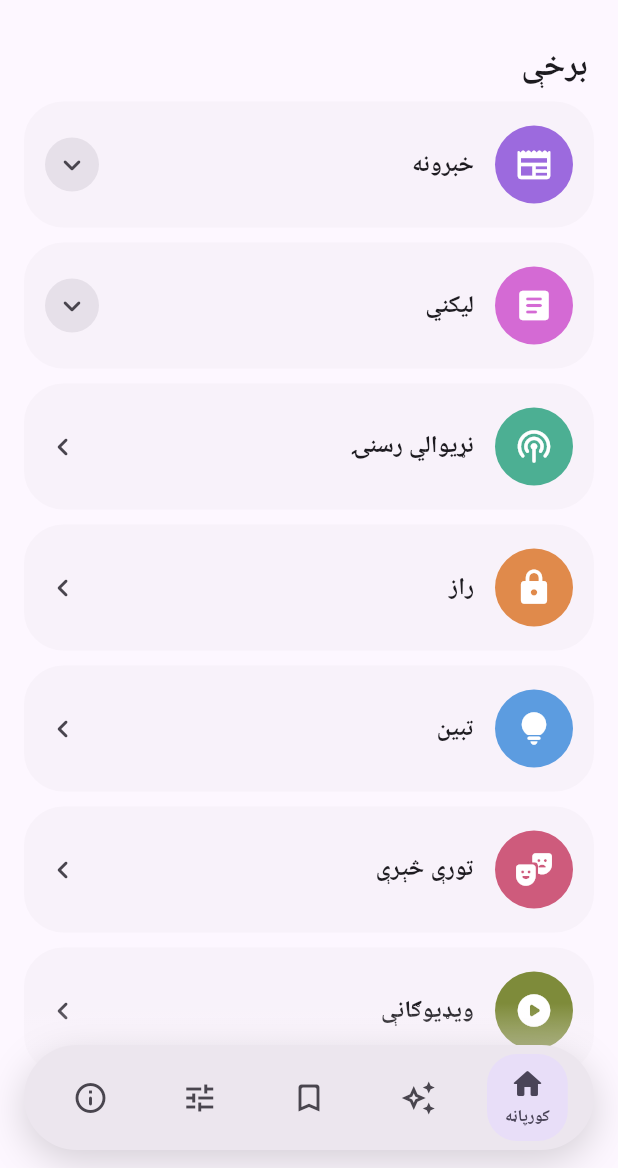
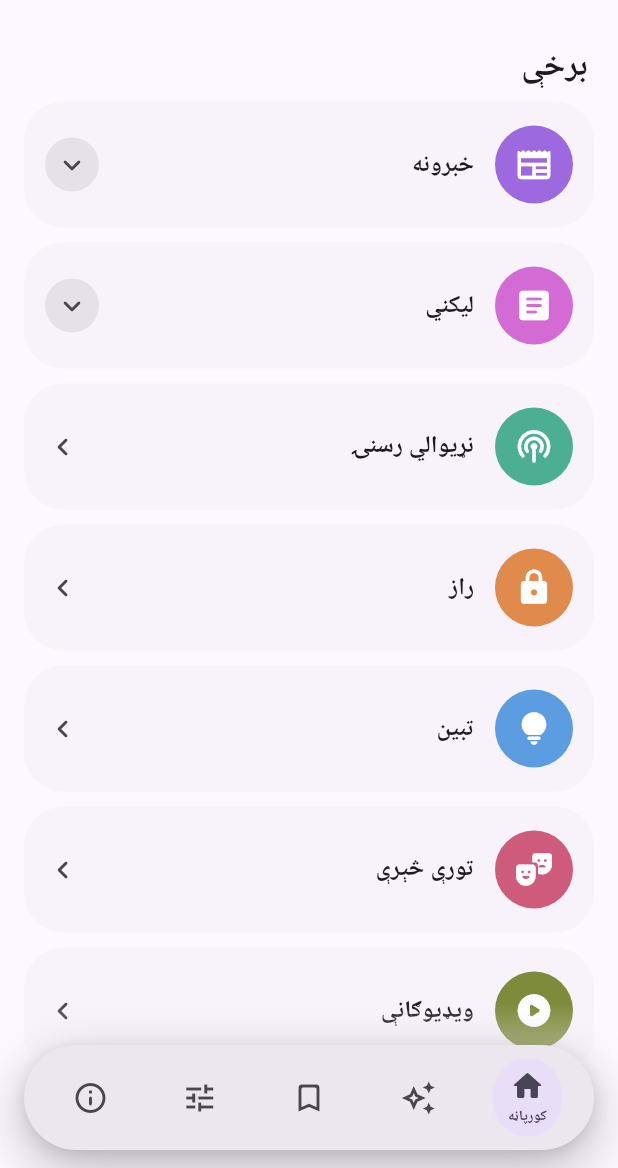
Before and after one commit to ElyasOmarcodes/Hindukush-Rss-App, a Flutter app: the screen it shows after launch, on a phone screen of 412 x 824 dp, the part 68-1236 px from its top. Run offline on Flutter 3.47's test engine with Material 3 defaults, Android fonts, the phone set to English and light mode, and no system bars; drawn by our look-alikes of custom_refresh_indicator; our stand-ins replace flutter_widget_from_html_core, hive_flutter, shamsi_date, share_plus, shared_preferences, video_player; accounts and stored records are empty; network calls fail.

Commit message:
Polish: brand launcher icon, fill images (no side gaps), fix reading align, nicer nav bar
- Launcher icon generated from the brand mark on Android/iOS/Windows
  (flutter_launcher_icons run in CI after scaffold)
- MaterialImage now forces children to fill the box (BoxFit.cover), removing
  the empty side gaps in the carousel and post header
- Reading text-align now re-applies live (HtmlWidget keyed on align/size/height)
- Floating nav bar: stronger shadow, fully-rounded (stadium) selected pill,
  smaller labels so they fit

Co-Authored-By: Claude Opus 4.8 <noreply@anthropic.com>
Claude-Session: https://claude.ai/code/session_017BftgFzehmjuaPMeCGRHCZ

```diff
--- a/lib/ui/navigation/floating_nav_bar.dart
+++ b/lib/ui/navigation/floating_nav_bar.dart
@@ -93,9 +93,15 @@ class _Pill extends StatelessWidget {
         borderRadius: BorderRadius.circular(35),
         boxShadow: [
           BoxShadow(
-            color: Colors.black.withValues(alpha: 0.16),
-            blurRadius: 22,
-            offset: const Offset(0, 8),
+            color: Colors.black.withValues(alpha: 0.24),
+            blurRadius: 30,
+            spreadRadius: 1,
+            offset: const Offset(0, 12),
+          ),
+          BoxShadow(
+            color: Colors.black.withValues(alpha: 0.10),
+            blurRadius: 8,
+            offset: const Offset(0, 2),
           ),
         ],
       ),
@@ -140,10 +146,11 @@ class _NavItem extends StatelessWidget {
             duration: const Duration(milliseconds: 260),
             curve: Curves.easeOutCubic,
             padding:
-                const EdgeInsets.symmetric(horizontal: 12, vertical: 8),
-            decoration: BoxDecoration(
+                const EdgeInsets.symmetric(horizontal: 10, vertical: 6),
+            decoration: ShapeDecoration(
               color: selected ? scheme.secondaryContainer : Colors.transparent,
-              borderRadius: BorderRadius.circular(20),
+              // Fully-rounded (stadium) selected indicator.
+              shape: const StadiumBorder(),
             ),
             child: Column(
               mainAxisSize: MainAxisSize.min,
@@ -165,9 +172,10 @@ class _NavItem extends StatelessWidget {
                           child: Text(
                             dest.label,
                             maxLines: 1,
-                            overflow: TextOverflow.ellipsis,
+                            softWrap: false,
+                            overflow: TextOverflow.visible,
                             style: TextStyle(
-                              fontSize: 11,
+                              fontSize: 9.5,
                               fontWeight: FontWeight.w600,
                               color: scheme.onSecondaryContainer,
                             ),
--- a/lib/ui/post/post_view_screen.dart
+++ b/lib/ui/post/post_view_screen.dart
@@ -186,6 +186,8 @@ class _PostViewScreenState extends State<PostViewScreen> {
                       ? Text(a.summary, style: bodyStyle)
                       : HtmlWidget(
                           _body,
+                          key: ValueKey(
+                              '$align|${app.fontScale}|${app.lineHeight}'),
                           textStyle: bodyStyle,
                           customStylesBuilder: (_) => {'text-align': align},
                           onTapUrl: (url) async {
--- a/lib/ui/widgets/material_image.dart
+++ b/lib/ui/widgets/material_image.dart
@@ -97,6 +97,16 @@ class _MaterialImageState extends State<MaterialImage> {
         height: widget.height,
         child: AnimatedSwitcher(
           duration: const Duration(milliseconds: 320),
+          // Force children to fill the box so the image covers it fully
+          // (no empty side gaps) instead of shrinking to its intrinsic size.
+          layoutBuilder: (currentChild, previousChildren) => Stack(
+            fit: StackFit.expand,
+            alignment: Alignment.center,
+            children: [
+              ...previousChildren,
+              if (currentChild != null) currentChild,
+            ],
+          ),
           child: KeyedSubtree(
             key: ValueKey(_bytes != null),
             child: content,
```
Also changed, not shown: pubspec.yaml (+15 -0 lines), 1 other file.
